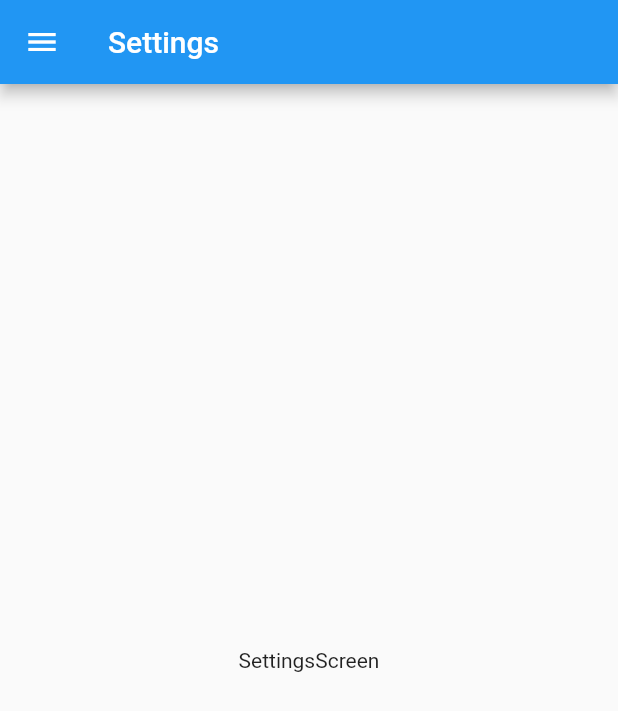
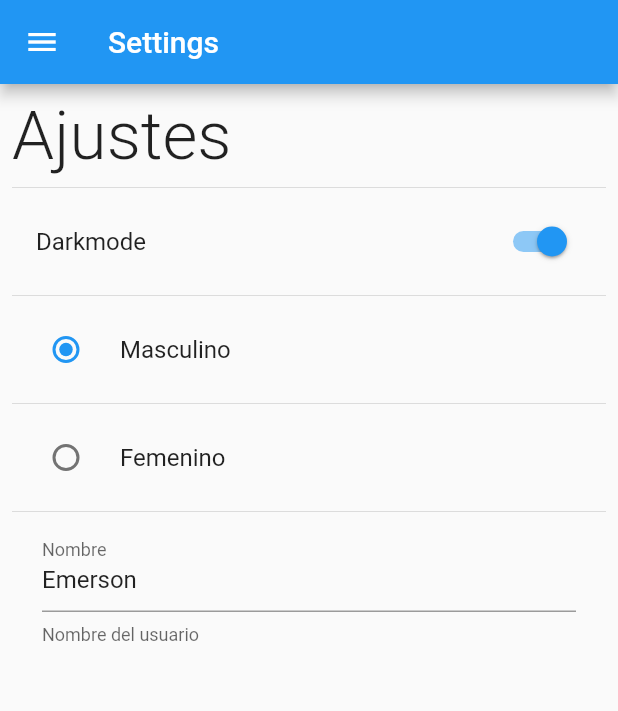
Before and after one commit to emersongonzal86/preferences_app, a Flutter app: the SettingsScreen screen opened by its route, on a phone screen of 412 x 824 dp. Shown: the top 711 px of the screen. Run offline on Flutter 3.47's test engine with Material 2 defaults, Android fonts, the phone set to English and light mode, and no system bars.

Commit message:
Screen design

```diff
--- a/lib/screens/home_screen.dart
+++ b/lib/screens/home_screen.dart
@@ -11,13 +11,20 @@ class HomeScreen extends StatelessWidget {
   @override
   Widget build(BuildContext context) {
     return Scaffold(
-      appBar: AppBar(
+        appBar: AppBar(
           title: const Text('Home'),
-      ),
-      drawer: const SideMenu(),
-      body: const Center(
-         child: Text('HomeScreen'),
-      ),
-    );
+        ),
+        drawer: const SideMenu(),
+        body: Column(
+          mainAxisAlignment: MainAxisAlignment.center,
+          children: const [
+            Text('isDarkmode: '),
+            Divider(),
+            Text('Género: '),
+            Divider(),
+            Text('Nombre de usuario: '),
+            Divider(),
+          ],
+        ));
   }
 }
--- a/lib/screens/settings_screen.dart
+++ b/lib/screens/settings_screen.dart
@@ -10,13 +10,50 @@ class SettingsScreen extends StatelessWidget {
   @override
   Widget build(BuildContext context) {
     return Scaffold(
-      appBar: AppBar(
-        title: const Text('Settings'),
-      ),
-      drawer: const SideMenu(),
-      body: const Center(
-        child: Text('SettingsScreen'),
-      ),
-    );
+        appBar: AppBar(
+          title: const Text('Settings'),
+        ),
+        drawer: const SideMenu(),
+        body: Padding(
+          padding: EdgeInsets.all(8.0),
+          child: SingleChildScrollView(
+            child: Column(
+              crossAxisAlignment: CrossAxisAlignment.start,
+              children: [
+                const Text('Ajustes',
+                    style:
+                        TextStyle(fontSize: 45, fontWeight: FontWeight.w300)),
+                const Divider(),
+                SwitchListTile.adaptive(
+                    value: true,
+                    title: const Text('Darkmode'),
+                    onChanged: (value) {}),
+                const Divider(),
+                RadioListTile<int>(
+                    value: 1,
+                    groupValue: 1,
+                    title: const Text('Masculino'),
+                    onChanged: (value) {}),
+                const Divider(),
+                RadioListTile<int>(
+                    value: 2,
+                    groupValue: 1,
+                    title: const Text('Femenino'),
+                    onChanged: (value) {}),
+                const Divider(),
+                Padding(
+                  padding: const EdgeInsets.symmetric(horizontal: 20),
+                  child: TextFormField(
+                    initialValue: 'Emerson',
+                    decoration: const InputDecoration(
+                      labelText: 'Nombre',
+                      helperText: 'Nombre del usuario'
+                    ),
+                  ),
+                )
+              ],
+            ),
+          ),
+        ));
   }
 }
```
